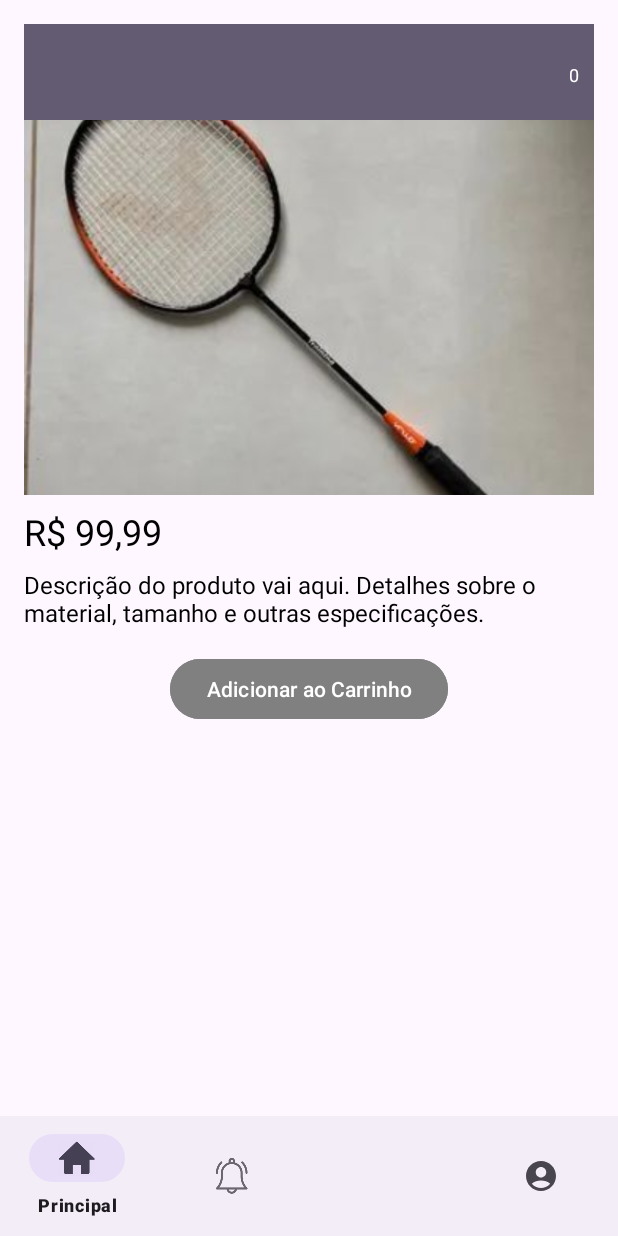
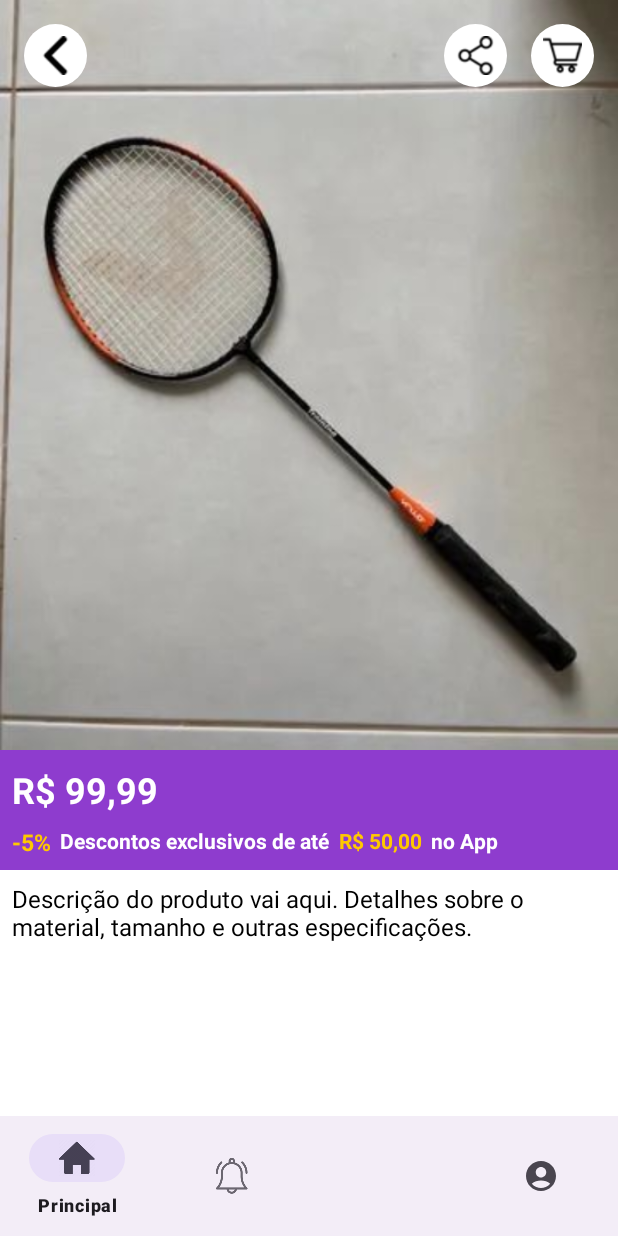
Before and after one commit to Hayasem/Projeto_Buy_and_Buy, an Android app: the fragment FragmentProdutoDetalhe placed in its activity, on a phone screen of 412 x 824 dp. Run offline under Robolectric (Android 15) with nearby library versions, the light colour scheme and no system bars; our stand-ins replace Firebase (no records; nobody signed in at launch, a user with empty details on screens opened directly); 1 statement that could not run was skipped.

Commit message:
retrabalhado o design da tela de detalhes de produtos, porem, os botões ainda apresentam alguns bugs

```diff
--- a/app/src/main/java/com/example/tela_login_projetointegrador/fragment/FragmentProdutoDetalhe.java
+++ b/app/src/main/java/com/example/tela_login_projetointegrador/fragment/FragmentProdutoDetalhe.java
@@ -1,5 +1,6 @@
 package com.example.tela_login_projetointegrador.fragment;
 
+import android.content.Intent;
 import android.database.sqlite.SQLiteDatabase;
 import android.os.Bundle;
 
@@ -11,9 +12,11 @@ import android.view.ViewGroup;
 import android.widget.Button;
 import android.widget.ImageView;
 import android.widget.TextView;
+import android.widget.Toast;
 
 import com.example.tela_login_projetointegrador.R;
 import com.example.tela_login_projetointegrador.StatusPedido;
+import com.example.tela_login_projetointegrador.backendactivitys.MenuScreen;
 import com.example.tela_login_projetointegrador.database.DatabaseConnection;
 import com.example.tela_login_projetointegrador.database.PedidoManager;
 import com.example.tela_login_projetointegrador.database.PedidosItensManager;
@@ -27,9 +30,7 @@ import java.util.List;
 
 public class FragmentProdutoDetalhe extends Fragment {
 
-
-
-    private Button buttonAddToCart;
+    private ImageView iconCart, iconShare, iconComeBack;
     private Produto produto;
     private PedidoManager pedidoManager;
     private PedidosItensManager pedidosItensManager;
@@ -40,9 +41,12 @@ public class FragmentProdutoDetalhe extends Fragment {
         View view = inflater.inflate(R.layout.fragment_produto_detalhe, container, false);
 
         ImageView image = view.findViewById(R.id.product_image);
+        iconCart = view.findViewById(R.id.icon_cart);
+        iconComeBack = view.findViewById(R.id.icon_comeBack);
+        iconShare = view.findViewById(R.id.icon_share);
         TextView textPreco = view.findViewById(R.id.product_price);
         TextView descricao = view.findViewById(R.id.product_description);
-        buttonAddToCart = view.findViewById(R.id.button_add_to_cart);
+
 
         DatabaseConnection databaseConnection = new DatabaseConnection(getContext());
         SQLiteDatabase db = databaseConnection.getWritableDatabase();
@@ -64,7 +68,7 @@ public class FragmentProdutoDetalhe extends Fragment {
     }
 
     private void acoes() {
-        buttonAddToCart.setOnClickListener(v -> {
+        iconCart.setOnClickListener(v -> {
             List<Pedido> pedidosList = pedidoManager.getPedidoByStatus(StatusPedido.ABERTO); // se não tiver pedido com status aberto eu tenho que criar um novo pedido, caso ao contrato eu uso o pedido em aberto
             if(pedidosList.isEmpty()){
                 Pedido pedido = new  Pedido(Utils.obterDataHoraAtual(),1,StatusPedido.ABERTO.toString());
@@ -72,8 +76,17 @@ public class FragmentProdutoDetalhe extends Fragment {
                 Pedido_itens pedidoItens = new Pedido_itens( (String)pedidoID, produto.getPreco(), produto.getIdProduto(),1);
                 pedidosItensManager.cadastrarItensPedido(pedidoItens);
 
-
+            }else{
+                Pedido pedidoAberto = pedidosList.get(0);
+                Pedido_itens pedidoItens = new Pedido_itens(String.valueOf(pedidoAberto.getIdPedido()), produto.getPreco(), produto.getIdProduto(), 1);
+                pedidosItensManager.cadastrarItensPedido(pedidoItens);
             }
+            Toast.makeText(getContext(), "Produto adicionado ao carrinho!", Toast.LENGTH_SHORT).show();
+        });
+        iconComeBack.setOnClickListener(v -> {
+            Intent intent = new Intent(requireContext(), MenuScreen.class);
+            intent.addFlags(Intent.FLAG_ACTIVITY_NEW_TASK | Intent.FLAG_ACTIVITY_CLEAR_TASK);
+            startActivity(intent);
         });
     }
 }
--- a/app/src/main/res/layout/fragment_produto_detalhe.xml
+++ b/app/src/main/res/layout/fragment_produto_detalhe.xml
@@ -5,97 +5,169 @@
     xmlns:tools="http://schemas.android.com/tools"
     android:layout_width="match_parent"
     android:layout_height="match_parent"
-    android:padding="16dp">
+    android:backgroundTint="@color/white"
+    android:background="@color/white">
 
-    <!-- Imagem do Produto -->
-    <androidx.appcompat.widget.Toolbar
-        android:id="@+id/toolbar"
+    <ScrollView
         android:layout_width="match_parent"
-        android:layout_height="wrap_content"
-        android:background="?attr/colorAccent"
-        app:layout_constraintEnd_toEndOf="parent"
-        app:layout_constraintHorizontal_bias="0.0"
-        app:layout_constraintStart_toStartOf="parent"
-        app:layout_constraintTop_toTopOf="parent"
-        app:popupTheme="@style/ThemeOverlay.AppCompat.Light">
+        android:layout_height="match_parent">
 
-        <!-- Layout para empilhar o ícone do carrinho e o contador -->
+        <LinearLayout
+            android:layout_width="match_parent"
+            android:layout_height="match_parent"
+            android:orientation="vertical">
+
             <FrameLayout
-            android:layout_width="wrap_content"
-            android:layout_height="wrap_content"
-            android:layout_gravity="end|center_vertical">
-
-            <!-- Ícone do Carrinho -->
-            <ImageView
-                android:id="@+id/icon_cart"
-                android:layout_width="wrap_content"
-                android:layout_height="wrap_content"
-                android:contentDescription="Carrinho de Compras"
-                android:padding="8dp"
-                android:src="@drawable/img_kart" />
-
-            <!-- Contador de itens no carrinho -->
-            <TextView
-                android:id="@+id/cart_badge"
-                android:layout_width="18dp"
-                android:layout_height="18dp"
-                android:layout_gravity="top|end"
-                android:layout_marginTop="4dp"
-                android:layout_marginEnd="4dp"
-                android:gravity="center"
-                android:text="0"
-                android:textColor="@android:color/white"
-                android:textSize="12sp" />
-        </FrameLayout>
-    </androidx.appcompat.widget.Toolbar>
+                android:layout_width="match_parent"
+                android:layout_height="wrap_content">
 
             <ImageView
                 android:id="@+id/product_image"
-        android:layout_width="0dp"
-        android:layout_height="250dp"
+                android:layout_width="match_parent"
+                android:layout_height="500dp"
+                android:adjustViewBounds="true"
                 android:scaleType="centerCrop"
-        android:src="@drawable/img_racket"
-        app:layout_constraintTop_toBottomOf="@id/toolbar"
+                android:src="@drawable/img_racket" />
+
+                <androidx.constraintlayout.widget.ConstraintLayout
+                    android:layout_width="match_parent"
+                    android:layout_height="match_parent">
+
+                    <ImageView
+                        android:id="@+id/icon_share"
+                        android:layout_width="42dp"
+                        android:layout_height="42dp"
+                        android:layout_marginEnd="16dp"
+                        android:background="@drawable/container_circle"
+                        android:padding="8dp"
+                        android:src="@drawable/share_button_32"
+                        app:layout_constraintBottom_toBottomOf="@+id/icon_comeBack"
+                        app:layout_constraintEnd_toStartOf="@+id/icon_cart"
+                        app:layout_constraintTop_toTopOf="@id/icon_comeBack" />
+
+                    <ImageView
+                        android:id="@+id/icon_cart"
+                        android:layout_width="42dp"
+                        android:layout_height="42dp"
+                        android:layout_marginEnd="16dp"
+                        android:background="@drawable/container_circle"
+                        android:padding="8dp"
+                        android:src="@drawable/cart_button_32"
+                        app:layout_constraintBottom_toBottomOf="@+id/icon_share"
+                        app:layout_constraintEnd_toEndOf="parent"
+                        app:layout_constraintTop_toTopOf="@id/icon_share" />
+
+                    <ImageView
+                        android:id="@+id/icon_comeBack"
+                        android:layout_width="42dp"
+                        android:layout_height="42dp"
+                        android:layout_marginStart="16dp"
+                        android:layout_marginTop="16dp"
+                        android:background="@drawable/container_circle"
+                        android:padding="8dp"
+                        android:src="@drawable/back_button_32"
                         app:layout_constraintStart_toStartOf="parent"
-        app:layout_constraintEnd_toEndOf="parent"
-        app:layout_constraintBottom_toTopOf="@+id/product_price" />
+                        app:layout_constraintTop_toTopOf="parent" />
 
-    <!-- Preço do Produto -->
+                </androidx.constraintlayout.widget.ConstraintLayout>
+            </FrameLayout>
+
+            <LinearLayout
+                android:layout_width="match_parent"
+                android:layout_height="match_parent"
+                android:orientation="horizontal">
+
+                <androidx.constraintlayout.widget.ConstraintLayout
+                    android:id="@+id/layout_for_product_price"
+                    android:layout_width="match_parent"
+                    android:layout_height="match_parent"
+                    android:background="@color/roxo"
+                    android:backgroundTint="@color/roxo">
+
                     <TextView
                         android:id="@+id/product_price"
                         android:layout_width="wrap_content"
                         android:layout_height="wrap_content"
+                        android:layout_marginStart="8dp"
+                        android:layout_marginTop="8dp"
+                        android:layout_marginBottom="4dp"
                         android:text="R$ 99,99"
+                        android:textColor="@color/white"
                         android:textSize="24sp"
-        android:textColor="@color/black"
+                        android:textStyle="bold"
+                        app:layout_constraintBottom_toTopOf="@+id/guideline4"
+                        app:layout_constraintStart_toStartOf="parent"
+                        app:layout_constraintTop_toTopOf="parent" />
+
+                    <TextView
+                        android:id="@+id/porcentagem_promo_text"
+                        android:layout_width="wrap_content"
+                        android:layout_height="wrap_content"
+                        android:layout_marginStart="8dp"
                         android:layout_marginTop="8dp"
-        app:layout_constraintTop_toBottomOf="@id/product_image"
-        app:layout_constraintStart_toStartOf="parent" />
+                        android:layout_marginBottom="8dp"
+                        android:text="-5%"
+                        android:textColor="#FFC800"
+                        android:textSize="15sp"
+                        android:textStyle="bold"
+                        app:layout_constraintBottom_toBottomOf="parent"
+                        app:layout_constraintStart_toStartOf="parent"
+                        app:layout_constraintTop_toBottomOf="@id/product_price" />
 
-    <!-- Descrição do Produto -->
+
+                    <TextView
+                        android:id="@+id/primeira_parte_texto_promo"
+                        android:layout_width="wrap_content"
+                        android:layout_height="wrap_content"
+                        android:layout_marginStart="6dp"
+                        android:text="Descontos exclusivos de até"
+                        android:textColor="@color/white"
+                        android:textStyle="bold"
+                        app:layout_constraintStart_toEndOf="@id/porcentagem_promo_text"
+                        app:layout_constraintTop_toTopOf="@id/porcentagem_promo_text" />
+
+                    <TextView
+                        android:id="@+id/valor_promo_texto"
+                        android:layout_width="wrap_content"
+                        android:layout_height="wrap_content"
+                        android:layout_marginStart="6dp"
+                        android:text="R$ 50,00"
+                        android:textColor="#FFC800"
+                        android:textStyle="bold"
+                        app:layout_constraintStart_toEndOf="@id/primeira_parte_texto_promo"
+                        app:layout_constraintTop_toTopOf="@id/primeira_parte_texto_promo" />
+
+                    <TextView
+                        android:id="@+id/segunda_parte_texto_promo"
+                        android:layout_width="wrap_content"
+                        android:layout_height="wrap_content"
+                        android:layout_marginStart="6dp"
+                        android:text="no App"
+                        android:textColor="@color/white"
+                        android:textStyle="bold"
+                        app:layout_constraintBottom_toBottomOf="@+id/valor_promo_texto"
+                        app:layout_constraintStart_toEndOf="@id/valor_promo_texto"
+                        app:layout_constraintTop_toTopOf="@id/valor_promo_texto" />
+
+                    <androidx.constraintlayout.widget.Guideline
+                        android:id="@+id/guideline4"
+                        android:layout_width="wrap_content"
+                        android:layout_height="wrap_content"
+                        android:orientation="horizontal"
+                        app:layout_constraintGuide_begin="49dp" />
+                </androidx.constraintlayout.widget.ConstraintLayout>
+            </LinearLayout>
+
             <TextView
                 android:id="@+id/product_description"
-        android:layout_width="0dp"
+                android:layout_width="match_parent"
                 android:layout_height="wrap_content"
+                android:layout_marginTop="8dp"
                 android:text="Descrição do produto vai aqui. Detalhes sobre o material, tamanho e outras especificações."
-        android:textSize="16sp"
                 android:textColor="@color/black"
-        android:layout_marginTop="8dp"
-        app:layout_constraintTop_toBottomOf="@id/product_price"
-        app:layout_constraintStart_toStartOf="parent"
-        app:layout_constraintEnd_toEndOf="parent" />
-
-    <!-- Botão Adicionar ao Carrinho -->
-    <Button
-        android:id="@+id/button_add_to_cart"
-        android:layout_width="wrap_content"
-        android:layout_height="wrap_content"
-        android:text="Adicionar ao Carrinho"
-        android:layout_marginTop="16dp"
-        android:backgroundTint="@color/cinza"
-        android:textColor="@android:color/white"
-        app:layout_constraintTop_toBottomOf="@id/product_description"
-        app:layout_constraintStart_toStartOf="parent"
-        app:layout_constraintEnd_toEndOf="parent" />
+                android:paddingStart="8dp"
+                android:textSize="16sp" />
+        </LinearLayout>
+    </ScrollView>
 
 </androidx.constraintlayout.widget.ConstraintLayout>
```
Also changed, not shown: app/src/main/res/drawable/back_button_32.png (added), app/src/main/res/drawable/cart_button_32.png (added), app/src/main/res/drawable/share_button_32.png (added). Lines whose indentation alone changed are shown as unchanged.
